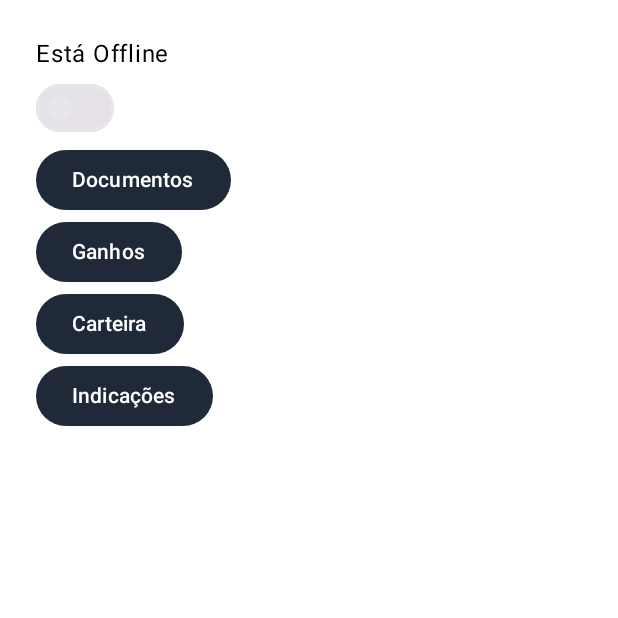
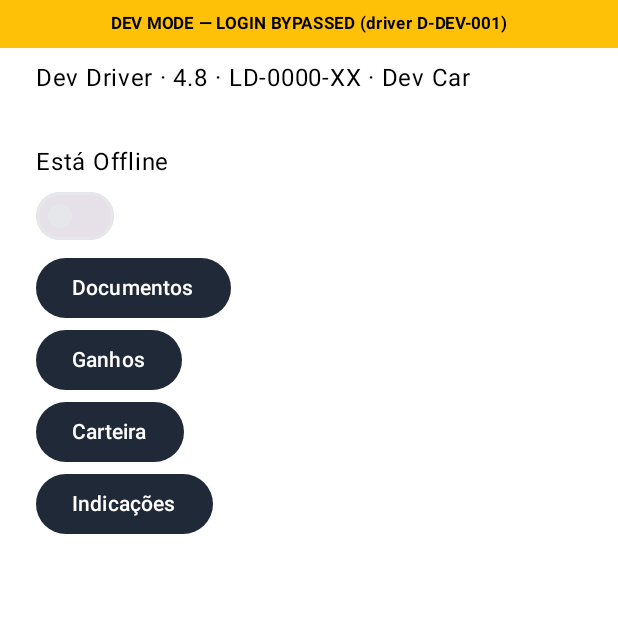
Before and after one commit to ovandunen/driver-app, an Android app built with Jetpack Compose: the HomeScreen screen opened through its navigation route, on a phone screen of 412 x 824 dp, the top half of it. Run offline under Robolectric (Android 15) with nearby library versions, the phone set to English and light mode, and no system bars; our stand-ins replace Dagger/Hilt's generated code; pictures from the network do not load.

```diff
--- a/app/build.gradle.kts
+++ b/app/build.gradle.kts
@@ -32,6 +32,9 @@ android {
         buildConfigField("String", "MQTT_PASSWORD", "\"$mqttPassword\"")
         buildConfigField("String", "MQTT_CERT_PIN", "\"$mqttPin\"")
         buildConfigField("Boolean", "USE_MOCK_API", useMock)
+        buildConfigField("boolean", "DEV_BYPASS_LOGIN", "true")
+        buildConfigField("String", "DEV_DRIVER_ID", "\"D-DEV-001\"")
+        buildConfigField("String", "DEV_DRIVER_NAME", "\"Dev Driver\"")
     }
 
     buildTypes {
@@ -40,6 +43,7 @@ android {
         }
         release {
             isMinifyEnabled = false
+            buildConfigField("boolean", "DEV_BYPASS_LOGIN", "false")
             proguardFiles(
                 getDefaultProguardFile("proguard-android-optimize.txt"),
                 "proguard-rules.pro",
--- a/app/src/main/java/ao/ridehailing/driver/feature/home/HomeScreen.kt
+++ b/app/src/main/java/ao/ridehailing/driver/feature/home/HomeScreen.kt
@@ -1,18 +1,26 @@
 package ao.ridehailing.driver.feature.home
 
+import androidx.compose.foundation.background
+import androidx.compose.foundation.layout.Box
 import androidx.compose.foundation.layout.Column
 import androidx.compose.foundation.layout.fillMaxSize
+import androidx.compose.foundation.layout.fillMaxWidth
 import androidx.compose.foundation.layout.padding
 import androidx.compose.material3.Button
 import androidx.compose.material3.Switch
 import androidx.compose.material3.Text
 import androidx.compose.runtime.Composable
 import androidx.compose.runtime.getValue
+import androidx.compose.ui.Alignment
 import androidx.compose.ui.Modifier
+import androidx.compose.ui.graphics.Color
 import androidx.compose.ui.res.stringResource
+import androidx.compose.ui.text.font.FontWeight
 import androidx.compose.ui.unit.dp
+import androidx.compose.ui.unit.sp
 import androidx.hilt.navigation.compose.hiltViewModel
 import androidx.lifecycle.compose.collectAsStateWithLifecycle
+import ao.ridehailing.driver.BuildConfig
 import ao.ridehailing.driver.R
 import ao.ridehailing.driver.feature.home.components.HeatmapOverlay
 
@@ -26,7 +34,28 @@ fun HomeScreen(
 ) {
     val state by viewModel.state.collectAsStateWithLifecycle()
     val online = state is HomeState.Online || state is HomeState.GoingOnline
-    Column(Modifier.fillMaxSize().padding(24.dp)) {
+    Column(Modifier.fillMaxSize()) {
+        if (BuildConfig.DEV_BYPASS_LOGIN) {
+            Box(
+                Modifier
+                    .fillMaxWidth()
+                    .background(Color(0xFFFFC107))
+                    .padding(vertical = 4.dp),
+                contentAlignment = Alignment.Center,
+            ) {
+                Text(
+                    "DEV MODE — LOGIN BYPASSED (driver ${BuildConfig.DEV_DRIVER_ID})",
+                    color = Color.Black,
+                    fontSize = 11.sp,
+                    fontWeight = FontWeight.Bold,
+                )
+            }
+            Text(
+                "${BuildConfig.DEV_DRIVER_NAME} · 4.8 · LD-0000-XX · Dev Car",
+                modifier = Modifier.padding(horizontal = 24.dp, vertical = 8.dp),
+            )
+        }
+        Column(Modifier.padding(24.dp)) {
             Text(if (online) stringResource(R.string.home_online_status) else stringResource(R.string.home_offline_title))
             Switch(
                 checked = online,
@@ -42,3 +71,4 @@ fun HomeScreen(
             Button(onClick = { onOpen("referral") }) { Text(stringResource(R.string.referral_title)) }
         }
     }
+}
--- a/app/src/main/java/ao/ridehailing/driver/navigation/AppNavigation.kt
+++ b/app/src/main/java/ao/ridehailing/driver/navigation/AppNavigation.kt
@@ -1,6 +1,7 @@
 package ao.ridehailing.driver.navigation
 
 import androidx.compose.runtime.Composable
+import androidx.compose.runtime.LaunchedEffect
 import androidx.compose.runtime.getValue
 import androidx.hilt.navigation.compose.hiltViewModel
 import androidx.lifecycle.ViewModel
@@ -8,6 +9,7 @@ import androidx.lifecycle.compose.collectAsStateWithLifecycle
 import androidx.navigation.compose.NavHost
 import androidx.navigation.compose.composable
 import androidx.navigation.compose.rememberNavController
+import ao.ridehailing.driver.BuildConfig
 import ao.ridehailing.driver.core.storage.TokenStore
 import ao.ridehailing.driver.feature.activeride.ActiveRideScreen
 import ao.ridehailing.driver.feature.auth.AuthScreen
@@ -46,22 +48,35 @@ object Routes {
 
 @HiltViewModel
 class SessionViewModel @Inject constructor(store: TokenStore) : ViewModel() {
-    val driverId: String = store.driverId() ?: "D-1"
+    val driverId: String = if (BuildConfig.DEV_BYPASS_LOGIN) {
+        BuildConfig.DEV_DRIVER_ID
+    } else {
+        store.driverId() ?: "D-1"
+    }
 }
 
 @Composable
 fun AppRoot(session: SessionViewModel = hiltViewModel()) {
     val navController = rememberNavController()
     val driverId = session.driverId
-    NavHost(navController = navController, startDestination = Routes.Auth) {
+    val startDest = if (BuildConfig.DEV_BYPASS_LOGIN) Routes.Home else Routes.Auth
+    NavHost(navController = navController, startDestination = startDest) {
         composable(Routes.Auth) {
-            AuthScreen(
-                onAuthenticated = {
+            if (BuildConfig.DEV_BYPASS_LOGIN) {
+                LaunchedEffect(Unit) {
                     navController.navigate(Routes.Home) {
                         popUpTo(Routes.Auth) { inclusive = true }
                     }
-                },
-            )
+                }
+            } else {
+                AuthScreen(
+                    onAuthenticated = {
+                        navController.navigate(Routes.Home) {
+                            popUpTo(Routes.Auth) { inclusive = true }
+                        }
+                    },
+                )
+            }
         }
         composable(Routes.Home) {
             HomeScreen(driverId, onOpen = { route -> navController.navigate(route) })
```
Also changed, not shown: app/src/main/java/ao/ridehailing/driver/core/network/AuthInterceptor.kt (+8 -0 lines), app/src/main/java/ao/ridehailing/driver/core/storage/EncryptedTokenStore.kt (+7 -0 lines), 1 other file. Lines whose indentation alone changed are shown as unchanged.
